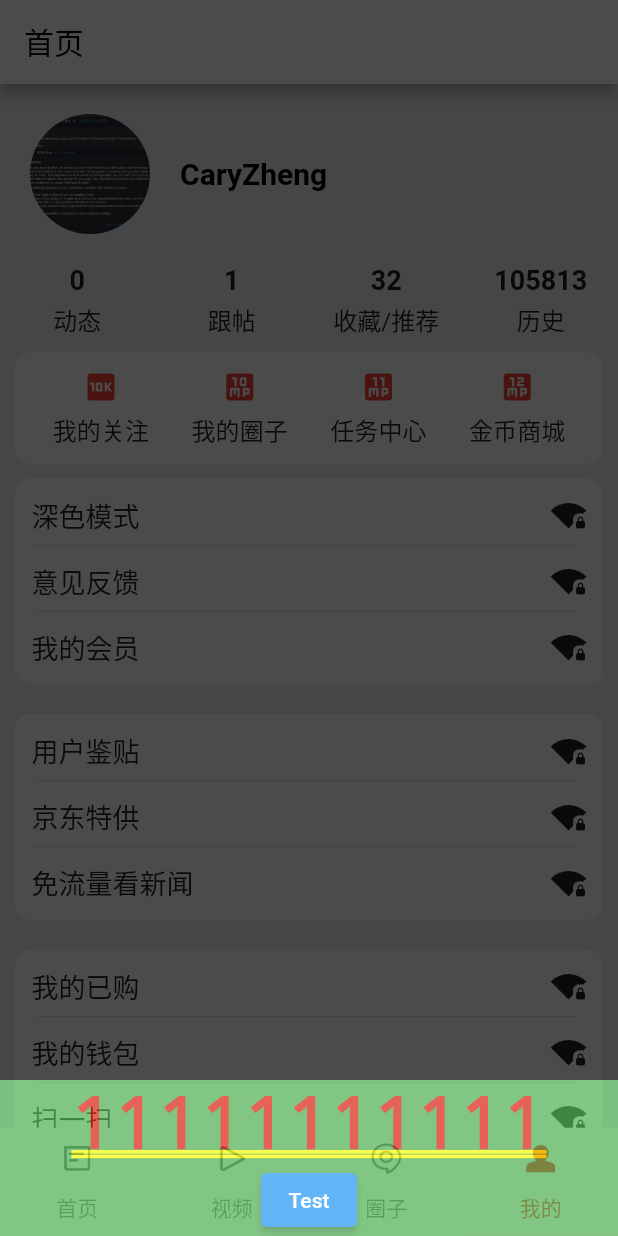
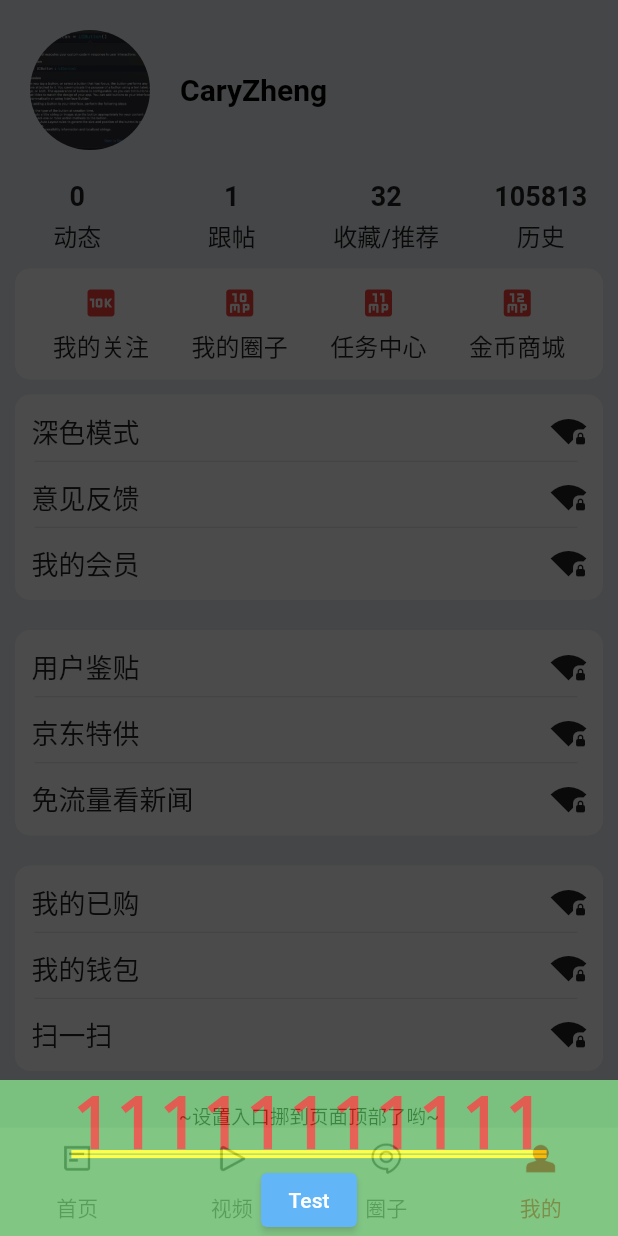
Before and after one commit to CaryZheng/swiftmic_news_flutter, a Flutter app: the screen it shows after launch, item 4 of the bottom bar chosen, after a tap on "深色模式", on a phone screen of 412 x 824 dp. Run offline on Flutter 3.47's test engine with Material 2 defaults, Android fonts, the phone set to English and light mode, and no system bars; our stand-ins replace pull_to_refresh; network calls fail.

Commit message:
Add buildCustomTitleView

```diff
--- a/lib/home/FeedTabView.dart
+++ b/lib/home/FeedTabView.dart
@@ -124,9 +124,65 @@ class _FeedTabViewState extends State<FeedTabView> {
     });
   }
 
+  /// 自定义顶部标题栏
+  Widget buildCustomTitleView() {
+    return Container(
+      color: Colors.red,
+      height: 100,
+      width: MediaQuery.of(context).size.width,
+      child: SafeArea(
+        child: Container(
+          child: Row(
+            children: [
+              // Logo
+              Image.asset(
+                'images/logo.png',
+                width: 72,
+                height: 72,
+              ),
+              // Search
+              Expanded(
+                child: Container(
+                  color: Colors.blue,
+                ),
+                flex: 1,
+              ),
+              Container(
+                padding: EdgeInsets.fromLTRB(10, 0, 10, 0),
+                child: Row(
+                  children: [
+                    Image.asset(
+                      'images/skin1_news_main_message_box_icon.png',
+                      width: 36,
+                      height: 36,
+                    ),
+                    SizedBox(
+                      width: 10,
+                    ),
+                    Image.asset(
+                      'images/skin1_news_main_message_box_icon.png',
+                      width: 36,
+                      height: 36,
+                    ),
+                  ],
+                ),
+              ),
+            ],
+          ),
+        ),
+      ),
+    );
+  }
+
   @override
   Widget build(BuildContext context) {
-    return Scaffold(
+    return Container(
+      child: Column(
+        children: [
+          buildCustomTitleView(),
+          Expanded(
+            flex: 1,
+            child: Scaffold(
               body: SmartRefresher(
                 enablePullDown: true,
                 enablePullUp: true,
@@ -156,6 +212,10 @@ class _FeedTabViewState extends State<FeedTabView> {
                 onLoading: _onLoading,
                 child: buildListView(),
               ),
+            ),
+          ),
+        ],
+      ),
     );
   }
 
--- a/lib/main.dart
+++ b/lib/main.dart
@@ -78,13 +78,13 @@ class _MyHomePageState extends State<MyHomePage>
   Widget build(BuildContext context) {
     return new MaterialApp(
       home: new Scaffold(
-        appBar: new AppBar(
-          title: new Text(
-            "首页",
-            style: TextStyle(color: Colors.black),
-          ),
-          backgroundColor: Colors.white,
-        ),
+        // appBar: new AppBar(
+        //   title: new Text(
+        //     "首页",
+        //     style: TextStyle(color: Colors.black),
+        //   ),
+        //   backgroundColor: Colors.white,
+        // ),
         body: new TabBarView(controller: controller, children: pages),
         bottomNavigationBar: Container(
           color: Colors.white,
@@ -93,6 +93,7 @@ class _MyHomePageState extends State<MyHomePage>
               color: Colors.white,
               child: new TabBar(
                 controller: controller,
+                indicator: BoxDecoration(),
                 labelColor: Colors.red,
                 unselectedLabelColor: Colors.black54,
                 indicatorColor: Colors.red,
```
Also changed, not shown: images/logo.png (added), images/skin1_news_main_message_box_icon.png (added). Lines whose indentation alone changed are shown as unchanged.
